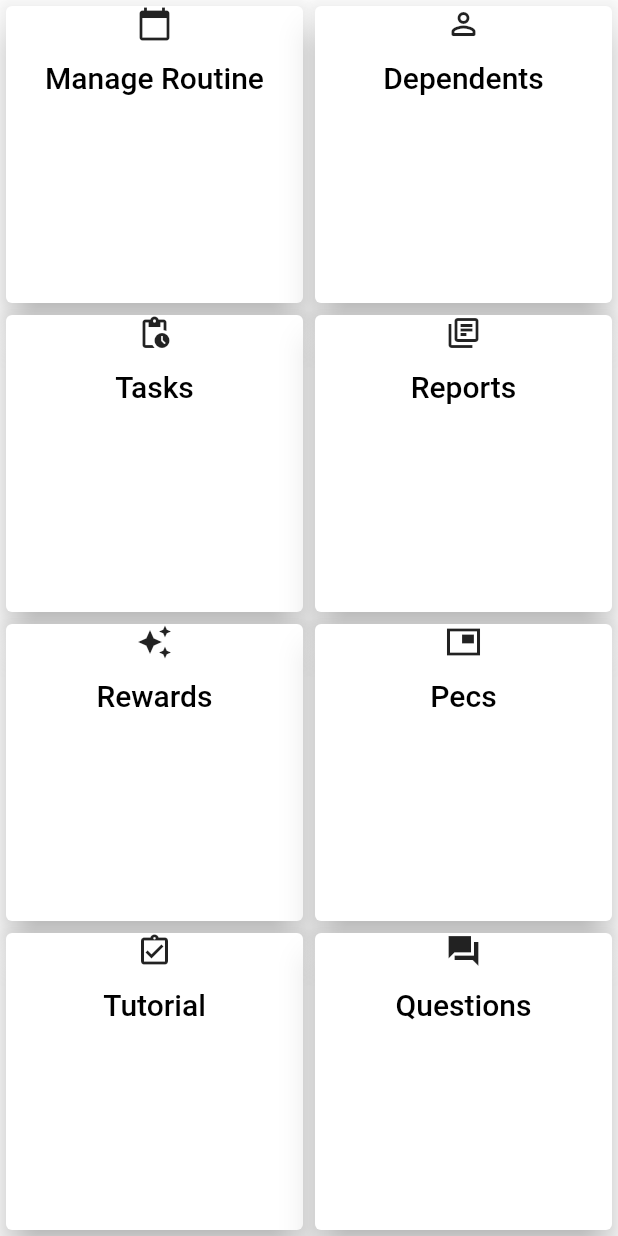
After one commit to Nadika18/Autism_Mobile_App, a Flutter app: the ParentsHomeGridView screen opened directly, on a phone screen of 412 x 824 dp. The commit adds this screen. Run offline on Flutter 3.47's test engine with Material 2 defaults, Android fonts, the phone set to English and light mode, and no system bars; our stand-ins replace cloud_firestore, firebase_core; accounts and stored records are empty.

Commit message:
Parents home page added

```diff
--- a/lib/main.dart
+++ b/lib/main.dart
@@ -3,6 +3,7 @@ import 'package:firebase_core/firebase_core.dart';
 import 'package:flutter/material.dart';
 import 'forms.dart';
 import 'tasks.dart';
+
 
 void main() {
   runApp(MyApp());
--- /dev/null
+++ b/lib/parenthomepage.dart
@@ -0,0 +1,198 @@
+import 'dart:ui';
+import 'package:flutter/material.dart';
+import './circleimage.dart';
+
+class  ParentsHomePage extends StatelessWidget {
+  @override
+  Widget build(BuildContext context) {
+    return Scaffold(
+      body: Column(
+        children: [
+          ParentHomePageTop(),
+          ParentsHomeGridView()
+
+      ],)
+
+
+    );
+  }
+}
+
+class ParentHomePageTop extends StatelessWidget {
+  @override
+  Widget build(BuildContext context) {
+    var name= "Nadika Poudel";
+    var email= "nadikapoudel16@gmail.com";
+
+    return Container(
+      child: ListView(
+        children: [
+          ListTile(
+            title: Text(name),
+            subtitle: Text(email, style: TextStyle(color: Colors.black)),
+            trailing:  TextButton(
+              child:Text('View Profile',style: TextStyle(color: Colors.blue[800])),
+              onPressed: (){},),
+            leading: CircleImage(),
+            contentPadding: EdgeInsets.all(25),
+            onLongPress: (){},
+
+
+        ),
+        Divider(thickness: 25, color: Colors.grey),
+        ListTile(
+          subtitle: Text("Logged in as Parent"),
+          trailing: Text('change',style: TextStyle(color: Colors.blue[800])))]
+      )
+
+    );
+  }
+}
+
+class ParentsHomeGridView extends StatefulWidget {
+  @override
+  _ParentsHomeGridViewState createState() => _ParentsHomeGridViewState();
+}
+
+class _ParentsHomeGridViewState extends State<ParentsHomeGridView> {
+  @override
+  Widget build(BuildContext context) {
+    return Scaffold(
+      body: GridView.count(
+        crossAxisCount: 2,
+        children: [
+          Container(
+            child: new Card(
+              elevation: 10,
+              child: Column(
+                children: [
+                  Icon(Icons.calendar_today),
+                  TextButton(
+                    child: Text("Manage Routine",
+                    style: TextStyle(
+                      fontSize: 20,
+                      color: Colors.black
+                    )),
+                    onPressed: (){})
+                ],
+                ),
+            ) ),
+            Container(
+            child: new Card(
+              elevation: 10,
+              child: Column(
+                children: [
+                  Icon(Icons.perm_identity_rounded),
+                  TextButton(
+                    child: Text("Dependents",
+                    style: TextStyle(
+                      fontSize: 20,
+                      color: Colors.black
+                    )),
+                    onPressed: (){})
+                ],
+                ),
+            ) ),
+            Container(
+            child: new Card(
+              elevation: 10,
+              child: Column(
+                children: [
+                  Icon(Icons.pending_actions),
+                  TextButton(
+                    child: Text("Tasks",
+                    style: TextStyle(
+                      fontSize: 20,
+                      color: Colors.black
+                    )),
+                    onPressed: (){})
+                ],
+                ),
+            ) ),
+            Container(
+            child: new Card(
+              elevation: 10,
+              child: Column(
+                children: [
+                  Icon(Icons.library_books_outlined),
+                  TextButton(
+                    child: Text("Reports",
+                    style: TextStyle(
+                      fontSize: 20,
+                      color: Colors.black
+                    )),
+                    onPressed: (){})
+                ],
+                ),
+            ) ),
+            Container(
+            child: new Card(
+              elevation: 10,
+              child: Column(
+                children: [
+                  Icon(Icons.auto_awesome),
+                  TextButton(
+                    child: Text("Rewards",
+                    style: TextStyle(
+                      fontSize: 20,
+                      color: Colors.black
+                    )),
+                    onPressed: (){})
+                ],
+                ),
+            ) ),
+            Container(
+            child: new Card(
+              elevation: 10,
+              child: Column(
+                children: [
+                  Icon(Icons.picture_in_picture_sharp),
+                  TextButton(
+                    child: Text("Pecs",
+                    style: TextStyle(
+                      fontSize: 20,
+                      color: Colors.black
+                    )),
+                    onPressed: (){})
+                ],
+                ),
+            ) ),
+            Container(
+            child: new Card(
+              elevation: 10,
+              child: Column(
+                children: [
+                  Icon(Icons.assignment_turned_in_outlined),
+                  TextButton(
+                    child: Text("Tutorial",
+                    style: TextStyle(
+                      fontSize: 20,
+                      color: Colors.black
+                    )),
+                    onPressed: (){})
+                ],
+                ),
+            ) ),
+            Container(
+            child: new Card(
+              elevation: 10,
+              child: Column(
+                children: [
+                  Icon(Icons.question_answer_sharp),
+                  TextButton(
+                    child: Text("Questions",
+                    style: TextStyle(
+                      fontSize: 20,
+                      color: Colors.black
+                    )),
+                    onPressed: (){})
+                ],
+                ),
+            ) ),
+
+        ],
+        ),
+    );
+
+  }
+}
--- /dev/null
+++ b/lib/test.dart
@@ -0,0 +1 @@
+import 'package:flutter/material.dart';
--- a/pubspec.yaml
+++ b/pubspec.yaml
@@ -44,9 +44,9 @@ flutter:
   uses-material-design: true
 
   # To add assets to your application, add an assets section, like this:
-  # assets:
-  #   - images/a_dot_burr.jpeg
-  #   - images/a_dot_ham.jpeg
+  assets:
+    - assets/
+
 
   # An image asset can refer to one or more resolution-specific "variants", see
   # https://flutter.dev/assets-and-images/#resolution-aware.
```
Also changed, not shown: lib/circleimage.dart (added, +24 -0 lines), assets/nadika.jpg (added).
